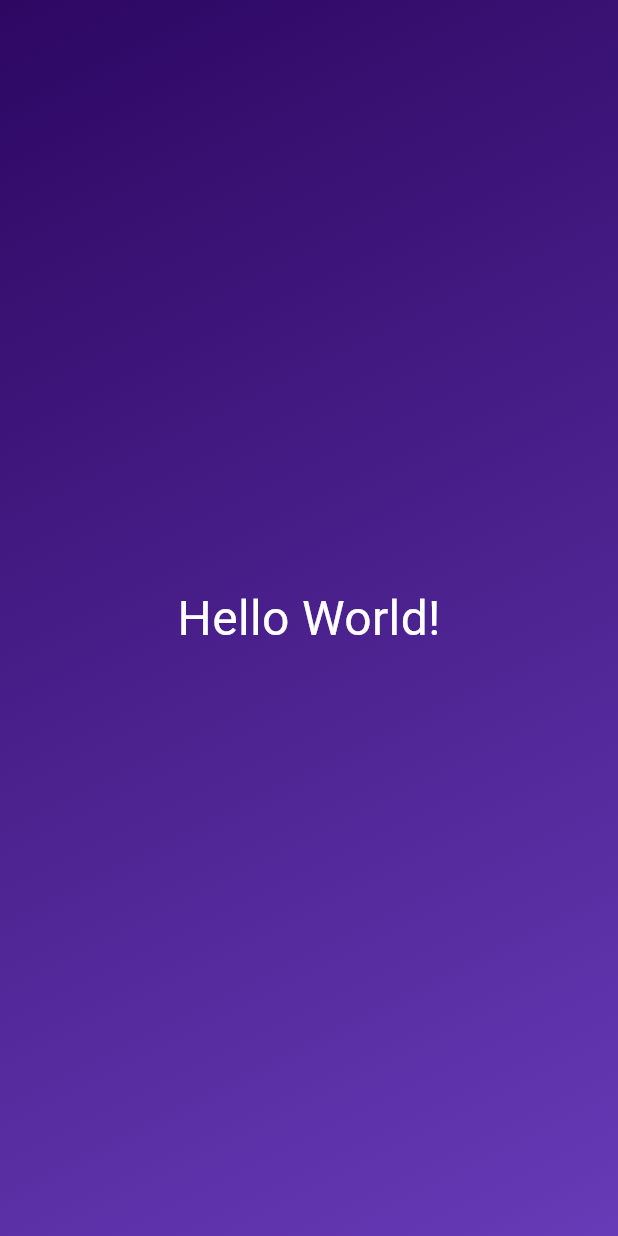
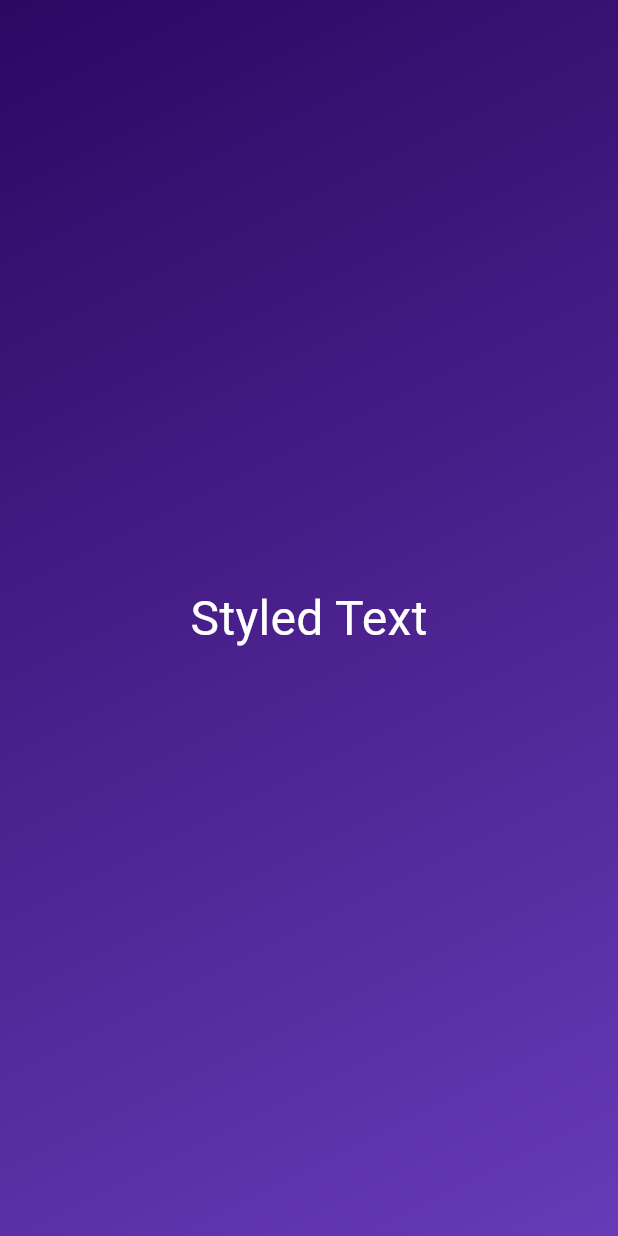
Before and after one commit to Santirazoqui/flutter_apps, a Flutter app: the screen it shows after launch, on a phone screen of 412 x 824 dp. Run offline on Flutter 3.47's test engine with Material 3 defaults, Android fonts, the phone set to English and light mode, and no system bars.

Commit message:
dice app

```diff
--- a/dice_app/lib/gradient_container.dart
+++ b/dice_app/lib/gradient_container.dart
@@ -3,25 +3,29 @@ import 'package:flutter/material.dart';
 
 class GradientContainer extends StatelessWidget
 {
-  const GradientContainer({super.key});
+  final List<Color> colors;
+  final Alignment beginAlignment;
+  final Alignment endAlignment;
+
+  const GradientContainer(
+    this.beginAlignment,
+    this.endAlignment,
+    {super.key, required this.colors}
+  );
 
   @override
   Widget build(BuildContext context)
   {
     return Container(
-          decoration: const BoxDecoration(
+          decoration: BoxDecoration(
             gradient: LinearGradient(
-              begin: Alignment.topLeft,
-              end: Alignment.bottomRight,
-              colors:
-                [
-                Color.fromARGB(255, 45, 7, 98),
-                Colors.deepPurple,
-                ],
+              begin: beginAlignment,
+              end: endAlignment,
+              colors: colors,
             ),
           ),
           child: const Center(
-            child: StyledText()
+            child: StyledText('Styled Text')
           ),
         );
   }
--- a/dice_app/lib/main.dart
+++ b/dice_app/lib/main.dart
@@ -3,9 +3,16 @@ import 'gradient_container.dart';
 
 void main() {
   runApp(
-    MaterialApp(
+    const MaterialApp(
       home: Scaffold(
-        body: GradientContainer()
+        body: GradientContainer(
+          Alignment.topLeft,
+          Alignment.bottomRight,
+          colors: [
+            Color.fromARGB(255, 45, 7, 98),
+            Colors.deepPurple,
+          ],
+        )
       ),
     ),
   );
--- a/dice_app/lib/styled_text.dart
+++ b/dice_app/lib/styled_text.dart
@@ -2,14 +2,15 @@ import 'package:flutter/material.dart';
 
 class StyledText extends StatelessWidget
 {
-  const StyledText({super.key});
+  final String outputText;
+  const StyledText(this.outputText, {super.key});
 
   @override
   Widget build(BuildContext context)
   {
-    return const Text(
-          "Hello World!",
-          style: TextStyle
+    return Text(
+          outputText,
+          style: const TextStyle
           (
             color: Colors.white,
               fontSize: 32
```
Also changed, not shown: 3 other files.
